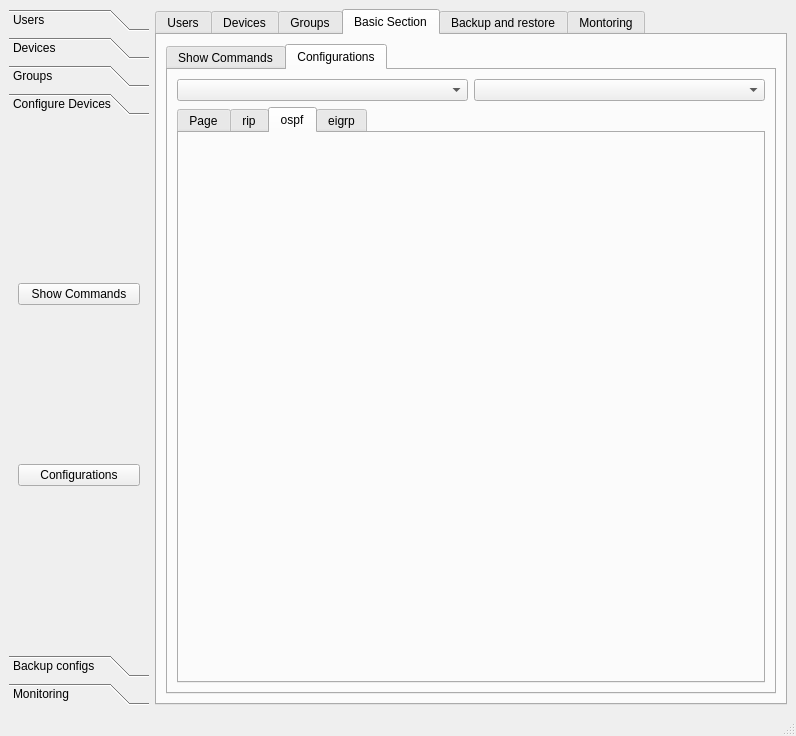
First picture: the form in main.ui, repository saad909/cnsrc, before the edit.
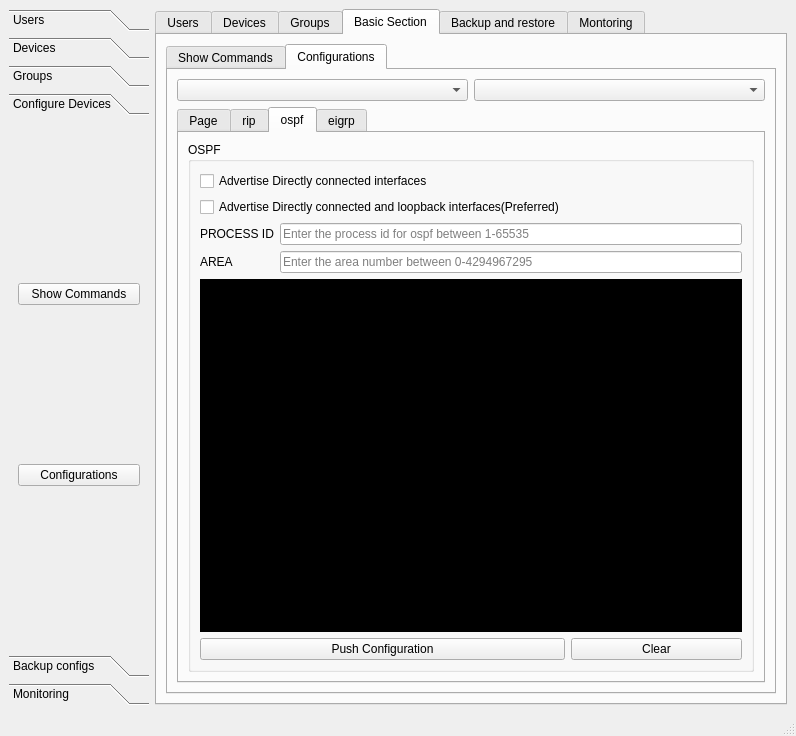
Second picture: the form after the edit. The open tabs and pages were chosen to show the change.

Commit message: eigrp done. but some chkbox problems are appearing

Diff of the .ui file:
```diff
--- a/main.ui
+++ b/main.ui
@@ -1890,6 +1890,97 @@
                <attribute name="title">
                 <string>ospf</string>
                </attribute>
+               <layout class="QGridLayout" name="gridLayout_26">
+                <item row="2" column="0">
+                 <widget class="QGroupBox" name="groupBox_11">
+                  <property name="title">
+                   <string>OSPF</string>
+                  </property>
+                  <layout class="QGridLayout" name="gridLayout_28">
+                   <item row="0" column="0">
+                    <widget class="QCheckBox" name="chkbox_ospf_directly">
+                     <property name="enabled">
+                      <bool>true</bool>
+                     </property>
+                     <property name="text">
+                      <string>Advertise Directly connected interfaces </string>
+                     </property>
+                     <property name="checkable">
+                      <bool>true</bool>
+                     </property>
+                     <property name="checked">
+                      <bool>false</bool>
+                     </property>
+                    </widget>
+                   </item>
+                   <item row="1" column="0">
+                    <widget class="QCheckBox" name="chkbox_ospf_loopback">
+                     <property name="enabled">
+                      <bool>true</bool>
+                     </property>
+                     <property name="text">
+                      <string>Advertise Directly connected and loopback interfaces(Preferred)</string>
+                     </property>
+                    </widget>
+                   </item>
+                   <item row="2" column="0" colspan="2">
+                    <layout class="QFormLayout" name="formLayout">
+                     <item row="0" column="0">
+                      <widget class="QLabel" name="label_16">
+                       <property name="text">
+                        <string>PROCESS ID</string>
+                       </property>
+                      </widget>
+                     </item>
+                     <item row="1" column="0">
+                      <widget class="QLabel" name="label_14">
+                       <property name="text">
+                        <string>AREA</string>
+                       </property>
+                      </widget>
+                     </item>
+                     <item row="0" column="1">
+                      <widget class="QLineEdit" name="txt_process_id">
+                       <property name="placeholderText">
+                        <string>Enter the process id for ospf between 1-65535</string>
+                       </property>
+                      </widget>
+                     </item>
+                     <item row="1" column="1">
+                      <widget class="QLineEdit" name="txt_ospf_area">
+                       <property name="placeholderText">
+                        <string>Enter the area number between 0-4294967295</string>
+                       </property>
+                      </widget>
+                     </item>
+                    </layout>
+                   </item>
+                   <item row="3" column="0" colspan="2">
+                    <widget class="QTextEdit" name="te_ospf_config">
+                     <property name="styleSheet">
+                      <string notr="true">background-color: rgb(0, 0, 0);
+color: rgb(0, 255, 0);</string>
+                     </property>
+                    </widget>
+                   </item>
+                   <item row="4" column="0">
+                    <widget class="QPushButton" name="btn_push_ospf_config">
+                     <property name="text">
+                      <string>Push Configuration</string>
+                     </property>
+                    </widget>
+                   </item>
+                   <item row="4" column="1">
+                    <widget class="QPushButton" name="btn_clear_ospf">
+                     <property name="text">
+                      <string>Clear</string>
+                     </property>
+                    </widget>
+                   </item>
+                  </layout>
+                 </widget>
+                </item>
+               </layout>
               </widget>
               <widget class="QWidget" name="eigrp">
                <attribute name="title">
```
Left out of the diff: 210 changed lines with no effect on the pictures. The commit also changes 5 other files.
